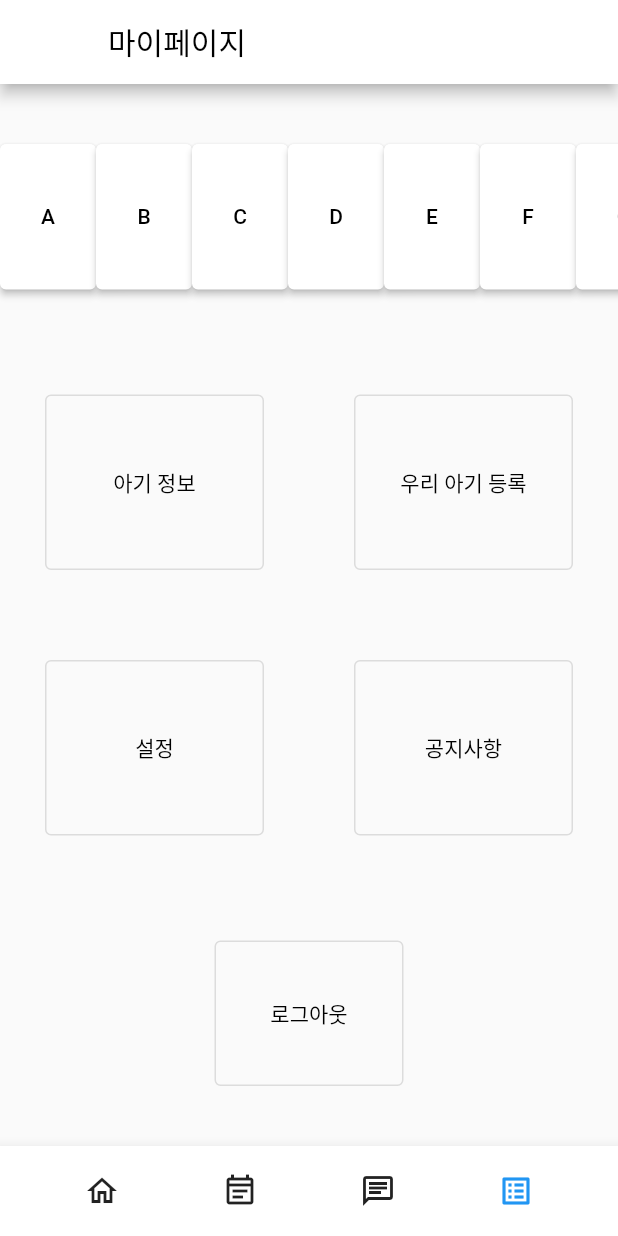
After one commit to ChoiYoungHan/Mom-sCare, a Flutter app: the MyPage screen opened directly, on a phone screen of 412 x 824 dp. The commit adds this screen. Run offline on Flutter 3.47's test engine with Material 2 defaults, Android fonts, the phone set to English and light mode, and no system bars; our stand-ins replace image_picker, table_calendar.

Commit message:
my_page.dart 추가 홈페이지와 메인페이지와 연동

```diff
--- a/lib/home_page.dart
+++ b/lib/home_page.dart
@@ -1,4 +1,5 @@
 import 'package:care_application/main.dart';
+import 'package:care_application/my_page.dart';
 import 'package:flutter/material.dart';
 
 class Home_Page extends StatelessWidget {
@@ -178,7 +179,7 @@ class _HomePageState extends State<HomePage> {
             ),
             IconButton(
                 onPressed: (){
-
+                  Navigator.of(context).push(MaterialPageRoute(builder: (context) => MyPage()));
                 },
                 icon: Icon(Icons.list_alt_outlined)
             )
--- a/lib/main.dart
+++ b/lib/main.dart
@@ -1,5 +1,6 @@
 import 'package:care_application/home_page.dart';
 import 'package:care_application/input_diary.dart';
+import 'package:care_application/my_page.dart';
 import 'package:flutter/material.dart';
 import 'package:table_calendar/table_calendar.dart';
 
@@ -106,7 +107,7 @@ class _Calendar_PageState extends State<Calendar_Page> {
               ),
               IconButton( // 아이콘 버튼 위젯
                 onPressed: (){ // 버튼 클릭 시 동작할 코드 작성
-
+                  Navigator.of(context).push(MaterialPageRoute(builder: (context) => MyPage()));
                 },
                 icon: Icon(Icons.list_alt_outlined) // 리스트 아이콘
               )
--- /dev/null
+++ b/lib/my_page.dart
@@ -0,0 +1,155 @@
+import 'package:care_application/home_page.dart';
+import 'package:care_application/main.dart';
+import 'package:flutter/cupertino.dart';
+import 'package:flutter/material.dart';
+import 'package:flutter/services.dart';
+
+class my_page extends StatelessWidget {
+  const my_page({Key? key}) : super(key: key);
+
+  @override
+  Widget build(BuildContext context) {
+    return MaterialApp(
+      debugShowCheckedModeBanner: false,
+      home: MyPage()
+    );
+  }
+}
+
+class MyPage extends StatefulWidget {
+  const MyPage({Key? key}) : super(key: key);
+
+  @override
+  State<MyPage> createState() => _MyPageState();
+}
+
+class _MyPageState extends State<MyPage> {
+
+  final List<String> babies = <String>['A','B','C','D','E','F','G']; // 추후 받아올 아이 정보
+  @override
+  Widget build(BuildContext context) {
+    return Scaffold(
+      appBar: AppBar(
+        backgroundColor: Colors.white,
+        title: Text('마이페이지', style: TextStyle(color: Colors.black))
+      ),
+
+      body: Column(
+        children: [
+          Expanded(
+            child: ListView.builder(
+              scrollDirection: Axis.horizontal,
+              itemCount: babies.length,
+              itemBuilder: (context, index){
+                return Padding(
+                  padding: const EdgeInsets.fromLTRB(0, 40, 0, 40),
+                  child: Container(
+                    child: ElevatedButton(
+                      style: ButtonStyle(backgroundColor: MaterialStateProperty.all(Colors.white)),
+                      onPressed: (){},
+                      child: Text('${babies[index]}',style: TextStyle(color: Colors.black),)
+                    )
+                  ),
+                );
+              })
+          ,flex: 2),
+          Expanded(
+            child: Row(
+              children: [
+                Expanded(
+                  child: Container(
+                    height: MediaQuery.of(context).size.width,
+                    padding: EdgeInsets.all(30), // 네 면의 여백을 3만큼 줌
+                    child: OutlinedButton(
+                      onPressed: (){},
+                      child: Text('아기 정보', style: TextStyle(color: Colors.black),)
+                    )
+                  )
+                ),
+                Expanded(
+                  child: Container(
+                    height: MediaQuery.of(context).size.width,
+                    padding: EdgeInsets.all(30),
+                    child: OutlinedButton(
+                      onPressed: (){},
+                      child: Text('우리 아기 등록', style: TextStyle(color: Colors.black),)
+                    )
+                  )
+                )
+              ],
+            )
+          ,flex: 2),
+          Expanded(
+            child: Row(
+              children: [
+                Expanded(
+                  child: Container(
+                    height: MediaQuery.of(context).size.width,
+                    padding: EdgeInsets.all(30),
+                    child: OutlinedButton(
+                      onPressed: (){},
+                      child: Text('설정', style: TextStyle(color: Colors.black),)
+                    )
+                  )
+                ),
+                Expanded(
+                  child: Container(
+                    height: MediaQuery.of(context).size.width,
+                    padding: EdgeInsets.all(30),
+                    child: OutlinedButton(
+                      onPressed: (){},
+                      child: Text('공지사항', style: TextStyle(color: Colors.black),)
+                    )
+                  )
+                )
+              ],
+            )
+          ,flex: 2,),
+          Expanded(
+            child: Container(
+              height: MediaQuery.of(context).size.width,
+              width: MediaQuery.of(context).size.width*0.5,
+              padding: EdgeInsets.all(40),
+              child: OutlinedButton(
+                onPressed: (){},
+                child: Text('로그아웃', style: TextStyle(color: Colors.black),)
+              )
+            )
+          ,flex: 2)
+        ],
+      ),
+      bottomNavigationBar: BottomAppBar(
+        height: 60,
+        child: Row(
+          mainAxisAlignment: MainAxisAlignment.spaceEvenly, // 일정 간격을 두고 정렬
+          children: [
+            IconButton(
+              onPressed: (){
+                Navigator.of(context).push(MaterialPageRoute(builder: (context) => Home_Page()));
+              },
+              icon: Icon(Icons.home_outlined),
+            ),
+            IconButton(
+              onPressed: (){
+                Navigator.of(context).push(MaterialPageRoute(builder: (context) => MyApp()));
+              },
+              icon: Icon(Icons.event_note_outlined),
+            ),
+            IconButton(
+              onPressed: (){
+
+              },
+              icon: Icon(Icons.chat_outlined),
+            ),
+            IconButton(
+              onPressed: (){
+
+              },
+              icon: Icon(Icons.list_alt_outlined, color: Colors.blue),
+            ),
+          ],
+        )
+      ),
+    );
+  }
+}
```
